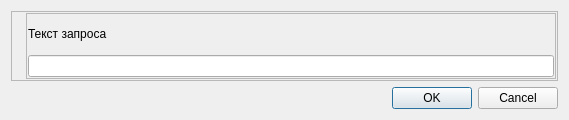
The window that service/dialogs/stringinputdialog.ui (grigp/a-analyser) describes before a commit, drawn with Qt 5.
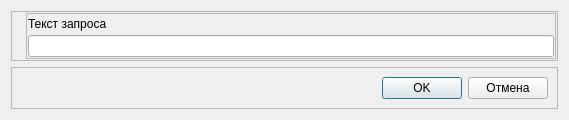
The same window after the commit. Icons and pictures are not drawn.

Commit message: Замена ButtonBar в диалоговых окнах

What changed in the file:
```diff
--- a/service/dialogs/stringinputdialog.ui
+++ b/service/dialogs/stringinputdialog.ui
@@ -95,13 +95,48 @@
     </widget>
    </item>
    <item>
-    <widget class="QDialogButtonBox" name="buttonBox">
-     <property name="orientation">
-      <enum>Qt::Horizontal</enum>
+    <widget class="QFrame" name="frModalButtons">
+     <property name="sizePolicy">
+      <sizepolicy hsizetype="Preferred" vsizetype="Fixed">
+       <horstretch>0</horstretch>
+       <verstretch>0</verstretch>
+      </sizepolicy>
      </property>
-     <property name="standardButtons">
-      <set>QDialogButtonBox::Cancel|QDialogButtonBox::Ok</set>
+     <property name="frameShape">
+      <enum>QFrame::StyledPanel</enum>
      </property>
+     <property name="frameShadow">
+      <enum>QFrame::Raised</enum>
+     </property>
+     <layout class="QHBoxLayout" name="horizontalLayout_10">
+      <item>
+       <spacer name="horizontalSpacer_5">
+        <property name="orientation">
+         <enum>Qt::Horizontal</enum>
+        </property>
+        <property name="sizeHint" stdset="0">
+         <size>
+          <width>40</width>
+          <height>20</height>
+         </size>
+        </property>
+       </spacer>
+      </item>
+      <item>
+       <widget class="QPushButton" name="btnOK">
+        <property name="text">
+         <string>OK</string>
+        </property>
+       </widget>
+      </item>
+      <item>
+       <widget class="QPushButton" name="btnCancel">
+        <property name="text">
+         <string>Отмена</string>
+        </property>
+       </widget>
+      </item>
+     </layout>
     </widget>
    </item>
   </layout>
```
Left out of the diff: 24 changed lines with no effect on the pictures. The commit also changes 19 other files.
